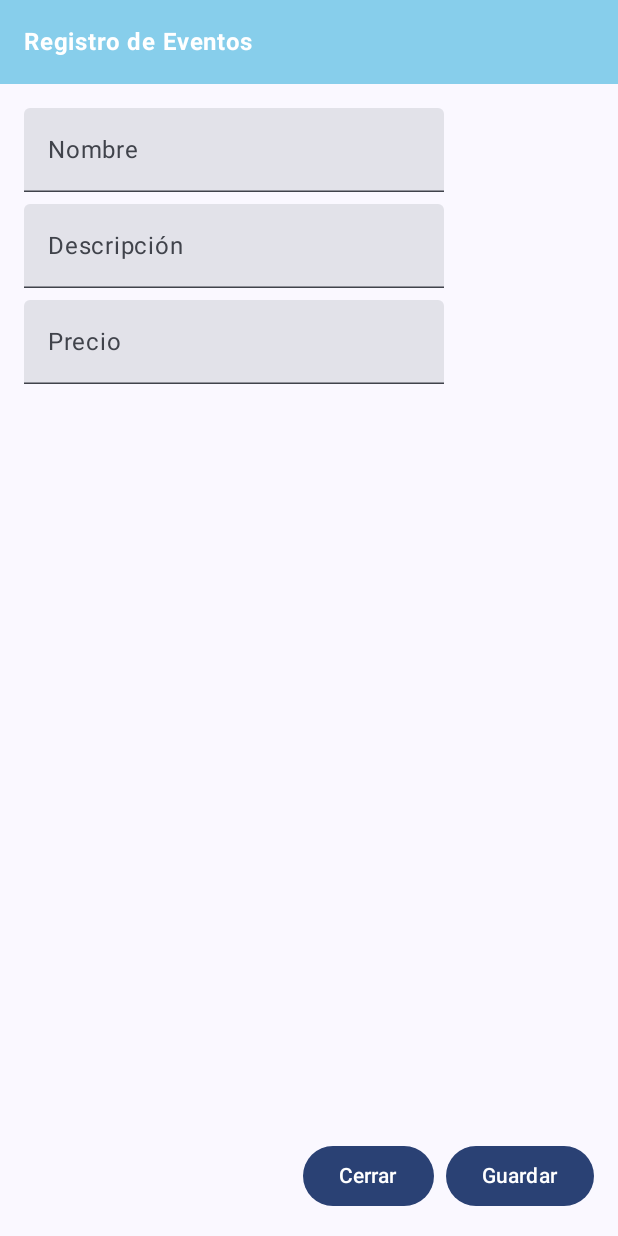
After one commit to jmartter/Aplicacion2_prueba2, an Android app built with Jetpack Compose: the RegisterScreen screen opened through its navigation route, on a phone screen of 412 x 824 dp. The commit adds this screen. Run offline under Robolectric (Android 15) with nearby library versions, the phone set to English and light mode, and no system bars.

Commit message:
implementacion de las 2 pantallas

```diff
--- a/app/build.gradle.kts
+++ b/app/build.gradle.kts
@@ -59,4 +59,5 @@ dependencies {
     debugImplementation(libs.androidx.ui.test.manifest)
     implementation(platform("com.google.firebase:firebase-bom:33.6.0"))
     implementation("com.google.firebase:firebase-analytics")
+    implementation("androidx.navigation:navigation-compose:2.5.3")
 }
--- a/app/src/main/java/com/example/aplicacion2_prueba2/MainActivity.kt
+++ b/app/src/main/java/com/example/aplicacion2_prueba2/MainActivity.kt
@@ -3,45 +3,25 @@ package com.example.aplicacion2_prueba2
 import android.os.Bundle
 import androidx.activity.ComponentActivity
 import androidx.activity.compose.setContent
-import androidx.activity.enableEdgeToEdge
-import androidx.compose.foundation.layout.fillMaxSize
-import androidx.compose.foundation.layout.padding
-import androidx.compose.material3.Scaffold
-import androidx.compose.material3.Text
-import androidx.compose.runtime.Composable
-import androidx.compose.ui.Modifier
-import androidx.compose.ui.tooling.preview.Preview
+import androidx.compose.runtime.mutableStateListOf
+import androidx.compose.runtime.remember
+import androidx.navigation.compose.NavHost
+import androidx.navigation.compose.composable
+import androidx.navigation.compose.rememberNavController
 import com.example.aplicacion2_prueba2.ui.theme.Aplicacion2_prueba2Theme
 
 class MainActivity : ComponentActivity() {
     override fun onCreate(savedInstanceState: Bundle?) {
         super.onCreate(savedInstanceState)
-        enableEdgeToEdge()
         setContent {
             Aplicacion2_prueba2Theme {
-                Scaffold( modifier = Modifier.fillMaxSize() ) { innerPadding ->
-                    Greeting(
-                        name = "Android",
-                        modifier = Modifier.padding(innerPadding)
-                    )
+                val navController = rememberNavController()
+                val events = remember { mutableStateListOf<Event>() }
+                NavHost(navController = navController, startDestination = "main") {
+                    composable("main") { MainScreen(navController, events) }
+                    composable("register") { RegisterScreen(navController, events) }
                 }
             }
         }
     }
 }
-
-@Composable
-fun Greeting(name: String, modifier: Modifier = Modifier) {
-    Text(
-        text = "Hello $name!",
-        modifier = modifier
-    )
-}
-
-@Preview(showBackground = true)
-@Composable
-fun GreetingPreview() {
-    Aplicacion2_prueba2Theme {
-        Greeting("Android")
-    }
-}
--- /dev/null
+++ b/app/src/main/java/com/example/aplicacion2_prueba2/MainScreen.kt
@@ -0,0 +1,74 @@
+package com.example.aplicacion2_prueba2
+
+import androidx.compose.foundation.background
+import androidx.compose.foundation.layout.*
+import androidx.compose.foundation.lazy.LazyColumn
+import androidx.compose.foundation.lazy.items
+import androidx.compose.material.icons.Icons
+import androidx.compose.material.icons.filled.Add
+import androidx.compose.material3.*
+import androidx.compose.runtime.Composable
+import androidx.compose.ui.Alignment
+import androidx.compose.ui.Modifier
+import androidx.compose.ui.graphics.Color
+import androidx.compose.ui.text.font.FontWeight
+import androidx.compose.ui.unit.dp
+import androidx.compose.ui.unit.sp
+import androidx.navigation.NavHostController
+import androidx.compose.ui.tooling.preview.Preview
+import androidx.navigation.compose.rememberNavController
+
+data class Event(val title: String, val description: String, val price: String)
+
+@OptIn(ExperimentalMaterial3Api::class)
+@Composable
+fun MainScreen(navController: NavHostController, events: List<Event>) {
+    Scaffold(
+        topBar = {
+            Box(
+                modifier = Modifier
+                    .fillMaxWidth()
+                    .background(Color(0xFF87CEEB)) // Azul cielo
+                    .height(56.dp)
+            ) {
+                Text(
+                    text = "Eventos",
+                    color = Color.White,
+                    fontWeight = FontWeight.Bold,
+                    modifier = Modifier.align(Alignment.CenterStart).padding(start = 16.dp) // Texto alineado a la izquierda
+                )
+                IconButton(
+                    onClick = { navController.navigate("register") },
+                    modifier = Modifier.align(Alignment.CenterEnd).padding(end = 16.dp)
+                ) {
+                    Icon(Icons.Default.Add, contentDescription = "Add Event", tint = Color.White)
+                }
+            }
+        }
+    ) { padding ->
+        LazyColumn(modifier = Modifier.padding(padding)) {
+            items(events) { event ->
+                EventItem(event)
+            }
+        }
+    }
+}
+
+@Composable
+fun EventItem(event: Event) {
+    Column(modifier = Modifier.padding(16.dp)) {
+        Text(text = event.title, fontSize = 20.sp, fontWeight = FontWeight.Bold)
+        Text(text = event.description, fontSize = 16.sp)
+        Text(text = event.price, fontSize = 14.sp)
+    }
+}
+
+@Preview(showBackground = true)
+@Composable
+fun MainScreenPreview() {
+    val events = listOf(
+        Event("Evento 1", "Descripción del evento 1", "$10"),
+        Event("Evento 2", "Descripción del evento 2", "$20")
+    )
+    MainScreen(navController = rememberNavController(), events = events)
+}
--- /dev/null
+++ b/app/src/main/java/com/example/aplicacion2_prueba2/RegisterScreen.kt
@@ -0,0 +1,64 @@
+package com.example.aplicacion2_prueba2
+
+import androidx.compose.foundation.background
+import androidx.compose.foundation.layout.*
+import androidx.compose.material3.*
+import androidx.compose.runtime.*
+import androidx.compose.ui.Alignment
+import androidx.compose.ui.Modifier
+import androidx.compose.ui.graphics.Color
+import androidx.compose.ui.text.font.FontWeight
+import androidx.compose.ui.unit.dp
+import androidx.navigation.NavHostController
+
+@Composable
+fun RegisterScreen(navController: NavHostController, events: MutableList<Event>) {
+    var title by remember { mutableStateOf("") }
+    var description by remember { mutableStateOf("") }
+    var price by remember { mutableStateOf("") }
+
+    Scaffold(
+        topBar = {
+            Box(
+                modifier = Modifier
+                    .fillMaxWidth()
+                    .background(Color(0xFF87CEEB)) // Azul cielo
+                    .height(56.dp)
+            ) {
+                Text(
+                    text = "Registro de Eventos",
+                    color = Color.White,
+                    fontWeight = FontWeight.Bold,
+                    modifier = Modifier.align(Alignment.CenterStart).padding(start = 16.dp) // Texto alineado a la izquierda
+                )
+            }
+        }
+    ) { padding ->
+        Column(
+            modifier = Modifier
+                .padding(padding)
+                .padding(16.dp)
+                .fillMaxSize(),
+            verticalArrangement = Arrangement.spacedBy(8.dp)
+        ) {
+            TextField(value = title, onValueChange = { title = it }, label = { Text("Nombre") })
+            TextField(value = description, onValueChange = { description = it }, label = { Text("Descripción") })
+            TextField(value = price, onValueChange = { price = it }, label = { Text("Precio") })
+            Spacer(modifier = Modifier.weight(1f))
+            Row(
+                horizontalArrangement = Arrangement.spacedBy(8.dp),
+                modifier = Modifier.align(Alignment.End)
+            ) {
+                Button(onClick = { navController.popBackStack() }) {
+                    Text("Cerrar")
+                }
+                Button(onClick = {
+                    events.add(Event(title, description, price))
+                    navController.popBackStack()
+                }) {
+                    Text("Guardar")
+                }
+            }
+        }
+    }
+}
```
